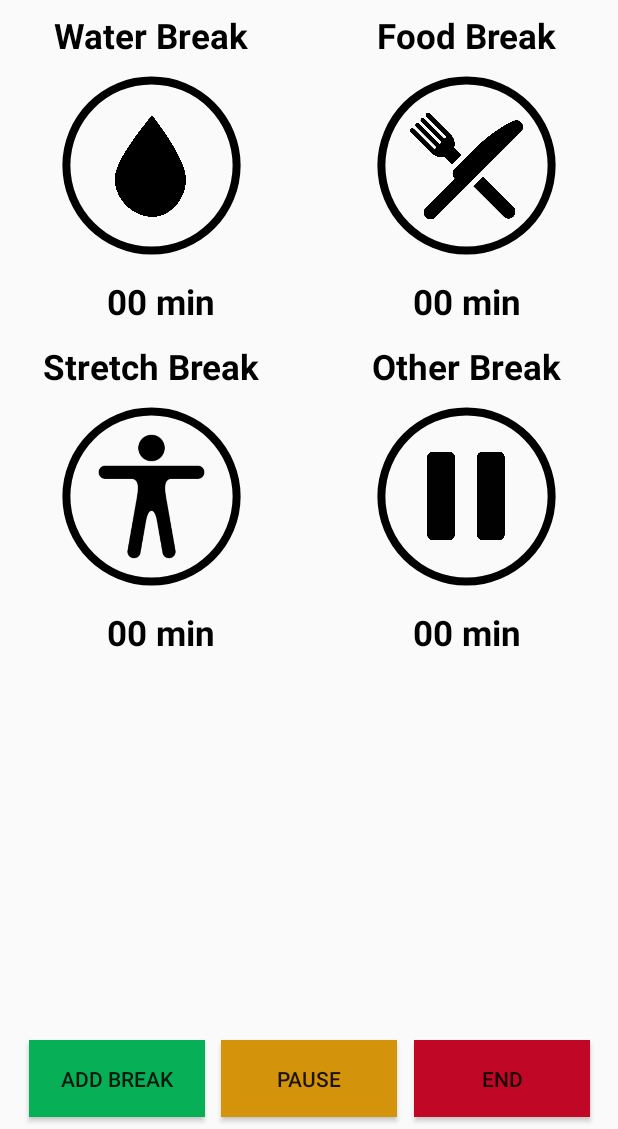
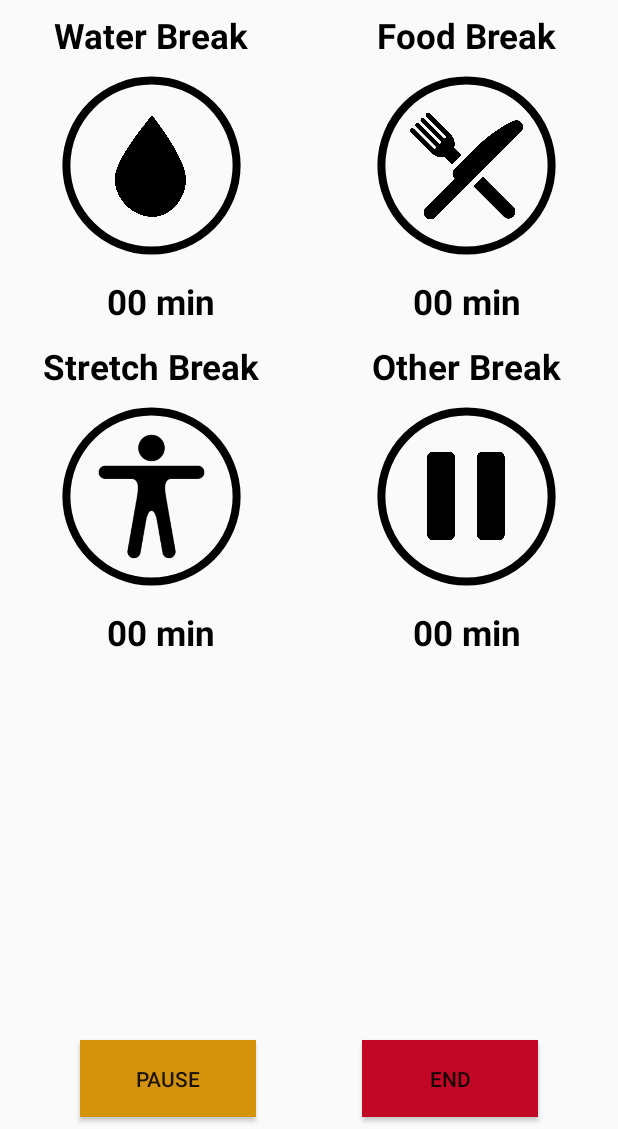
Before and after one commit to CiaraSouthgate/StudyBreak, an Android app: the DisplayTimer screen opened directly, with no data from a screen before it, on a phone screen of 412 x 824 dp, the part 107-1236 px from its top. Run offline under Robolectric (Android 15) with nearby library versions, the phone set to English and light mode, and no system bars; Roboto replaces fonts that are not available here.

Commit message:
removed add task button on display timer

```diff
--- a/app/src/main/res/layout/activity_display_timer.xml
+++ b/app/src/main/res/layout/activity_display_timer.xml
@@ -299,38 +299,27 @@
         app:layout_constraintTop_toBottomOf="@+id/otherBar" />
 
     <Button
-        android:id="@+id/addButton"
-        android:layout_width="117dp"
-        android:layout_height="51dp"
-        android:layout_marginStart="8dp"
-        android:layout_marginBottom="8dp"
-        android:background="#07af57"
-        android:text="Add Break"
-        app:layout_constraintBottom_toBottomOf="parent"
-        app:layout_constraintEnd_toStartOf="@+id/pauseButton"
-        app:layout_constraintStart_toStartOf="parent" />
-
-    <Button
         android:id="@+id/pauseButton"
         android:layout_width="117dp"
         android:layout_height="51dp"
+        android:layout_marginEnd="8dp"
         android:layout_marginBottom="8dp"
         android:background="#d3940c"
         android:text="Pause"
         app:layout_constraintBottom_toBottomOf="parent"
-        app:layout_constraintEnd_toStartOf="@+id/endButton"
-        app:layout_constraintStart_toEndOf="@+id/addButton" />
+        app:layout_constraintEnd_toStartOf="@+id/otherTime"
+        app:layout_constraintStart_toStartOf="parent" />
 
     <Button
         android:id="@+id/endButton"
         android:layout_width="117dp"
         android:layout_height="51dp"
-        android:layout_marginEnd="8dp"
+        android:layout_marginStart="8dp"
         android:layout_marginBottom="8dp"
         android:background="#c10726"
         android:text="END"
         app:layout_constraintBottom_toBottomOf="parent"
         app:layout_constraintEnd_toEndOf="parent"
-        app:layout_constraintStart_toEndOf="@+id/pauseButton" />
+        app:layout_constraintStart_toEndOf="@+id/stretchMin" />
 
 </android.support.constraint.ConstraintLayout>
```
